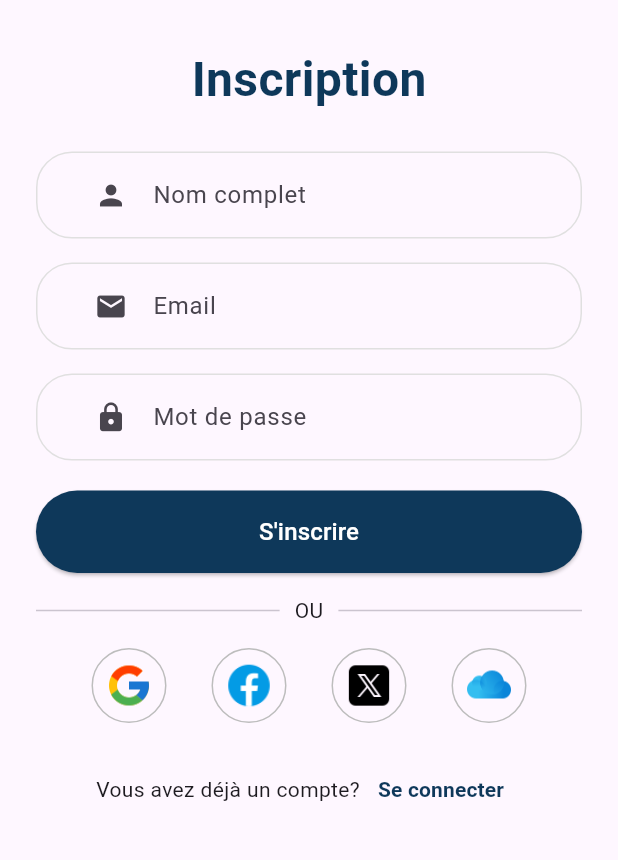
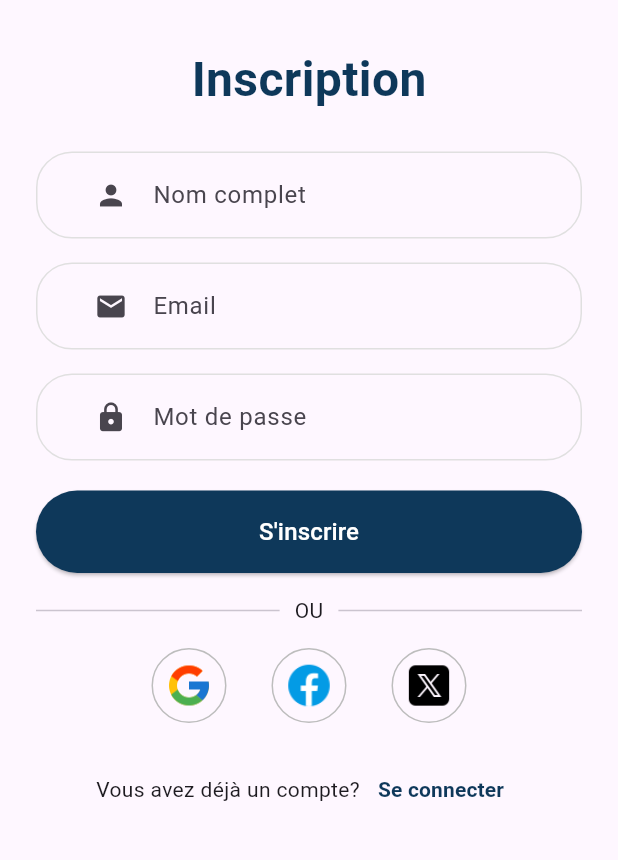
Before and after one commit to Elie-Ntwari/Auth-flutter-app, a Flutter app: the screen it shows after launch, on a phone screen of 412 x 824 dp, the part 240-1100 px from its top. Run offline on Flutter 3.47's test engine with Material 3 defaults, Android fonts, the light colour scheme and no system bars; our stand-ins replace cloud_firestore, firebase_auth, firebase_core, font_awesome_flutter, google_sign_in; missing offline and left inert: flutter_facebook_auth; accounts and stored records are empty.

Commit message:
Fix method auth

```diff
--- a/lib/view/signup_page.dart
+++ b/lib/view/signup_page.dart
@@ -282,8 +282,8 @@ class _SignupPageState extends State<SignupPage> {
                       child: Image.asset('lib/assets/twitter.png', height: 32),
                       onPressed: _callTwitterSignIn,
                     ),
-                    SizedBox(width: 30),
-                    CustomSocialIcon(child: Image.asset('lib/assets/icloud.png', height: 32)),
+                    // SizedBox(width: 30),
+                    // CustomSocialIcon(child: Image.asset('lib/assets/icloud.png', height: 32)),
                   ],
                 ),
 
```
